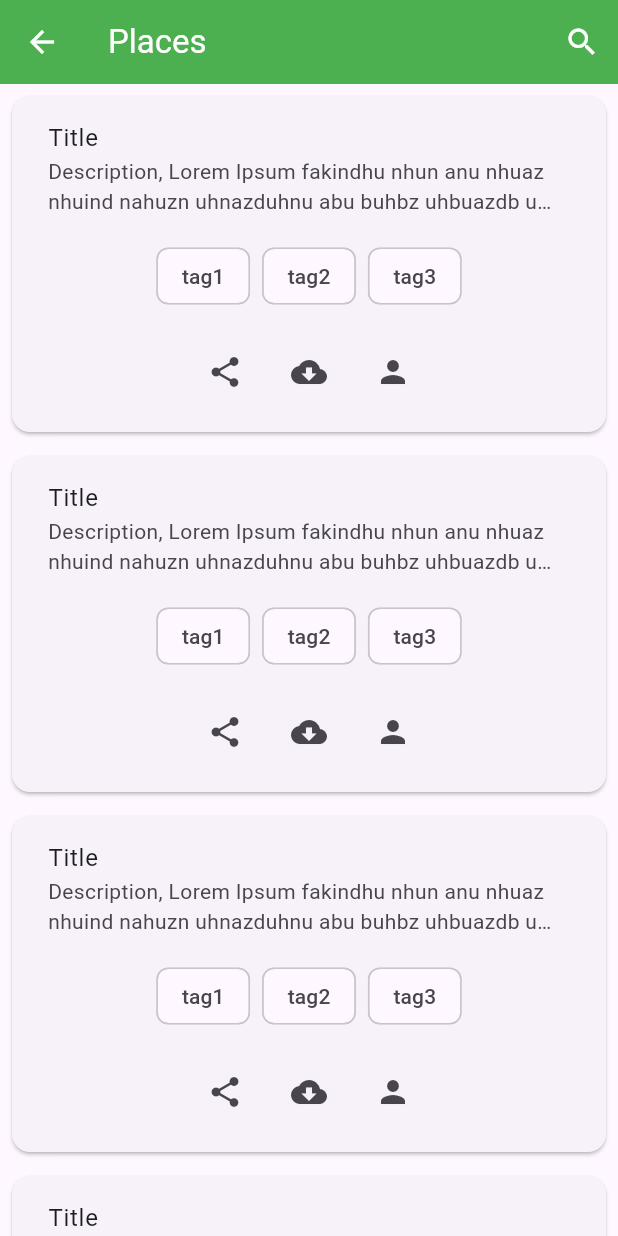
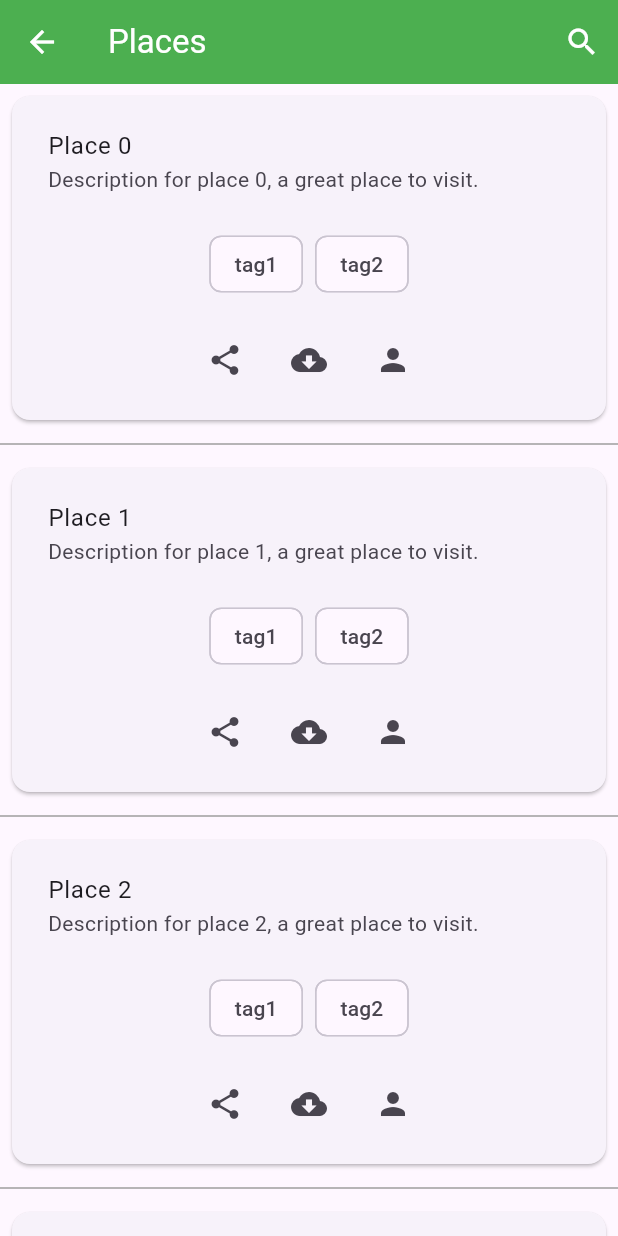
Before and after one commit to Touklakos-Studio/georganise_flutter, a Flutter app: the ListPlacesPage screen opened directly, on a phone screen of 412 x 824 dp. Run offline on Flutter 3.47's test engine with Material 3 defaults, Android fonts, the phone set to English and light mode, and no system bars; our stand-ins replace flutter_map, image_picker, latlong2.

Commit message:
Added logic for retrieving a list of places in list_places_page.dart

```diff
--- a/lib/list_places_page.dart
+++ b/lib/list_places_page.dart
@@ -1,10 +1,20 @@
 import 'package:flutter/material.dart';
-import 'place_card.dart'; // If you use a custom widget for displaying places
+import 'place_card.dart';
+import 'place.dart'; // Make sure this import path matches your file structure
 
 class ListPlacesPage extends StatelessWidget {
+  // Example places data
+  final List<Place> places = List.generate(
+    10,
+    (index) => Place(
+      title: 'Place $index',
+      description: 'Description for place $index, a great place to visit.',
+      tags: ['tag1', 'tag2'],
+    ),
+  );
+
   @override
   Widget build(BuildContext context) {
-    // Use a SafeArea to avoid any padding issues with system UI
     return Scaffold(
       appBar: AppBar(
         leading: IconButton(
@@ -24,15 +34,13 @@ class ListPlacesPage extends StatelessWidget {
       ),
       body: SafeArea(
         child: ListView.builder(
-          itemCount:
-              10, // TODO : Replace with the actual number of PlaceCard you have
+          itemCount: places.length,
           itemBuilder: (context, index) {
+            final place = places[index];
             return Column(
               children: [
-                PlaceCard(), // Your PlaceCard widget
-                if (index ==
-                    4) // Assuming index 4 is where you want to insert the divider
-                  Divider(color: Colors.white),
+                PlaceCard(place: place),
+                if (index < places.length - 1) Divider(color: Colors.grey),
               ],
             );
           },
--- /dev/null
+++ b/lib/place.dart
@@ -0,0 +1,7 @@
+class Place {
+  final String title;
+  final String description;
+  final List<String> tags;
+
+  Place({required this.title, required this.description, required this.tags});
+}
--- a/lib/place_card.dart
+++ b/lib/place_card.dart
@@ -1,46 +1,37 @@
 import 'package:flutter/material.dart';
-// Add any other imports needed for this widget, such as models or controllers
+import 'place.dart'; // Ensure this matches your file structure
 
-class PlaceCard extends StatefulWidget {
-  @override
-  _PlaceCardState createState() => _PlaceCardState();
-}
+class PlaceCard extends StatelessWidget {
+  final Place place;
 
-class _PlaceCardState extends State<PlaceCard> {
+  PlaceCard({required this.place});
+
   @override
   Widget build(BuildContext context) {
     return Card(
-      margin: EdgeInsets.all(8.0), // Add margin to the card
+      margin: EdgeInsets.all(8.0),
       child: Padding(
-        padding: EdgeInsets.all(8.0), // Add padding inside the card
+        padding: EdgeInsets.all(8.0),
         child: Column(
-          mainAxisSize:
-              MainAxisSize.min, // Use the minimum space needed by the children
+          mainAxisSize: MainAxisSize.min,
           children: <Widget>[
             ListTile(
-              title: Text('Title'),
+              title: Text(place.title),
               subtitle: Text(
-                'Description, Lorem Ipsum fakindhu nhun anu nhuaz nhuind nahuzn uhnazduhnu abu buhbz uhbuazdb uhu buazdhb uhzalb huhduzab uh ubhazud buazb.',
+                place.description,
                 maxLines: 2,
                 overflow: TextOverflow.ellipsis,
               ),
             ),
             Padding(
-              padding: EdgeInsets.symmetric(
-                  vertical: 8.0), // Add padding around the tag area
+              padding: EdgeInsets.symmetric(vertical: 8.0),
               child: Wrap(
                 spacing: 8.0,
-                children: <Widget>[
-                  Chip(
-                    label: Text('tag1'),
-                  ),
-                  Chip(
-                    label: Text('tag2'),
-                  ),
-                  Chip(
-                    label: Text('tag3'),
-                  ),
-                ],
+                children: place.tags
+                    .map((tag) => Chip(
+                          label: Text(tag),
+                        ))
+                    .toList(),
               ),
             ),
             ButtonBar(
@@ -58,7 +49,6 @@ class _PlaceCardState extends State<PlaceCard> {
                     // Implement download/export functionality
                   },
                 ),
-                // If you're not the owner, show the person icon
                 IconButton(
                   icon: Icon(Icons.person),
                   onPressed: () {
```
Also changed, not shown: 3 other files.
